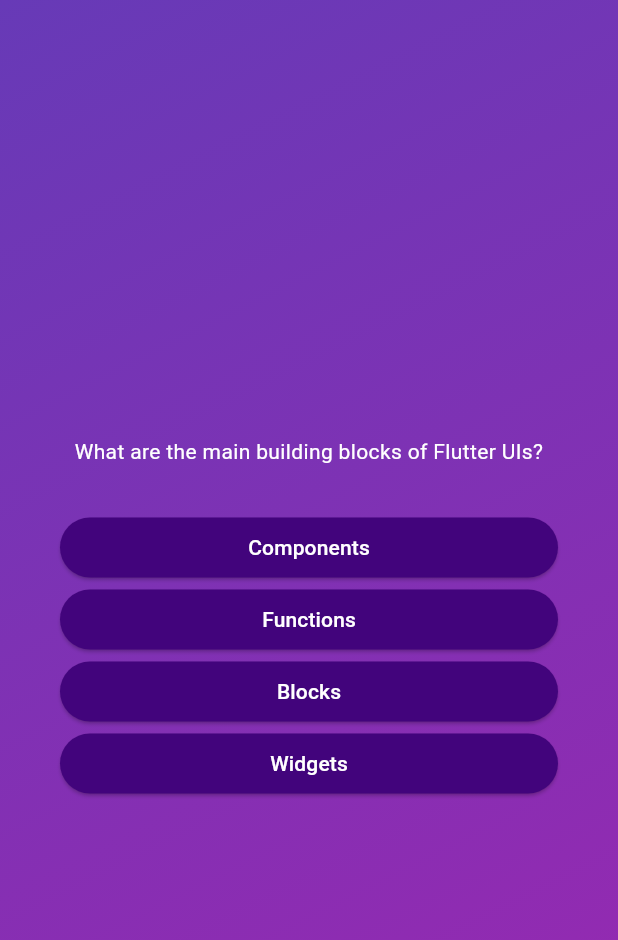
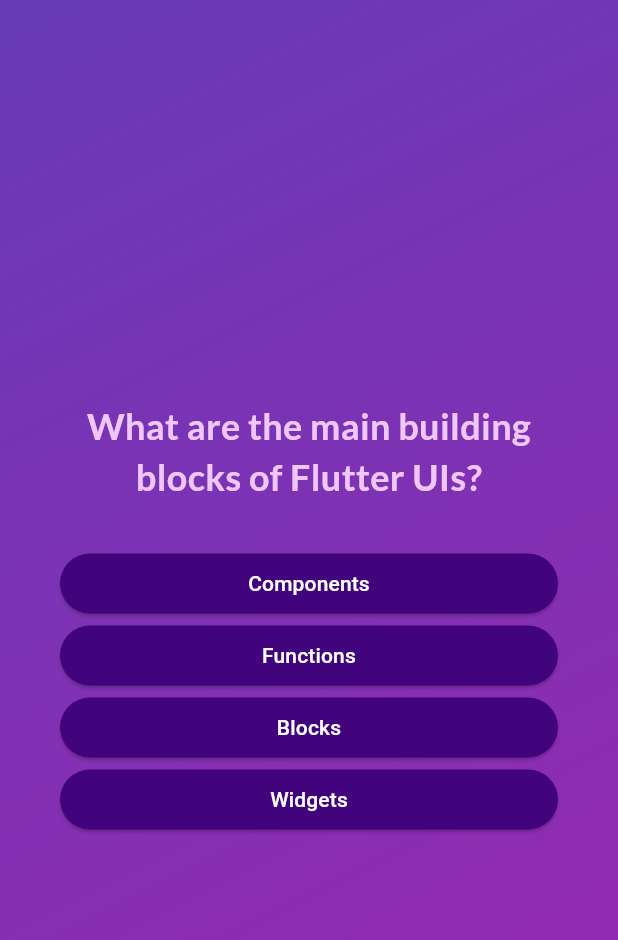
Before and after one commit to marcellobozzi/adv_basics, a Flutter app: the screen it shows after launch, after a tap on "Start Quiz!", on a phone screen of 412 x 824 dp. Shown: the top 940 px of the screen. Run offline on Flutter 3.47's test engine with Material 3 defaults, Android fonts, the phone set to English and light mode, and no system bars; our stand-ins replace google_fonts.

Commit message:
custom GoogleFonts added

```diff
--- a/lib/answer_button.dart
+++ b/lib/answer_button.dart
@@ -25,7 +25,10 @@ class AnswerButton extends StatelessWidget {
           borderRadius: BorderRadius.circular(40),
         ),
       ),
-      child: Text(answerText),
+      child: Text(
+        answerText,
+        textAlign: TextAlign.center,
+      ),
     );
   }
 }
--- a/lib/questions_screen.dart
+++ b/lib/questions_screen.dart
@@ -1,4 +1,5 @@
 import 'package:flutter/material.dart';
+import 'package:google_fonts/google_fonts.dart';
 import 'package:adv_basics/answer_button.dart';
 import 'package:adv_basics/data/questions.dart';
 
@@ -12,9 +13,17 @@ class QuestionsScreen extends StatefulWidget {
 }
 
 class _QuestionsScreenState extends State<QuestionsScreen> {
+  var currentQuestionIndex = 0;
+
+  void answerQuestion() {
+    setState(() {
+      currentQuestionIndex++;
+    });
+  }
+
   @override
   Widget build(context) {
-    final currentQuestion = questions[0];
+    final currentQuestion = questions[currentQuestionIndex];
 
     return SizedBox(
       width: double.infinity,
@@ -26,8 +35,10 @@ class _QuestionsScreenState extends State<QuestionsScreen> {
           children: [
             Text(
               currentQuestion.text,
-              style: const TextStyle(
-                color: Colors.white,
+              style: GoogleFonts.lato(
+                fontSize: 24,
+                fontWeight: FontWeight.bold,
+                color: const Color.fromARGB(255, 240, 199, 250),
               ),
               textAlign: TextAlign.center,
             ),
@@ -37,7 +48,7 @@ class _QuestionsScreenState extends State<QuestionsScreen> {
             ...currentQuestion.getShuffledAnswers().map((answer) {
               return AnswerButton(
                 answerText: answer,
-                onTap: () {},
+                onTap: answerQuestion,
               );
             }),
           ],
--- a/lib/start_screen.dart
+++ b/lib/start_screen.dart
@@ -1,4 +1,5 @@
 import 'package:flutter/material.dart';
+import 'package:google_fonts/google_fonts.dart';
 
 class StartScreen extends StatelessWidget {
   const StartScreen(this.startQuiz, {super.key});
@@ -19,11 +20,11 @@ class StartScreen extends StatelessWidget {
           const SizedBox(
             height: 80,
           ),
-          const Text(
+          Text(
             'Learn Flutter the fun way!',
-            style: TextStyle(
+            style: GoogleFonts.lato(
               fontSize: 24,
-              color: Color.fromARGB(255, 237, 223, 252),
+              color: const Color.fromARGB(255, 237, 223, 252),
             ),
           ),
           const SizedBox(
--- a/pubspec.yaml
+++ b/pubspec.yaml
@@ -35,6 +35,7 @@ dependencies:
   # The following adds the Cupertino Icons font to your application.
   # Use with the CupertinoIcons class for iOS style icons.
   cupertino_icons: ^1.0.2
+  google_fonts: ^6.1.0
 
 dev_dependencies:
   flutter_test:
@@ -45,7 +46,7 @@ dev_dependencies:
   # activated in the `analysis_options.yaml` file located at the root of your
   # package. See that file for information about deactivating specific lint
   # rules and activating additional ones.
-  flutter_lints: ^2.0.0
+  flutter_lints: ^3.0.1
 
 # For information on the generic Dart part of this file, see the
 # following page: https://dart.dev/tools/pub/pubspec
```
Also changed, not shown: pubspec.lock, 1 other file.
